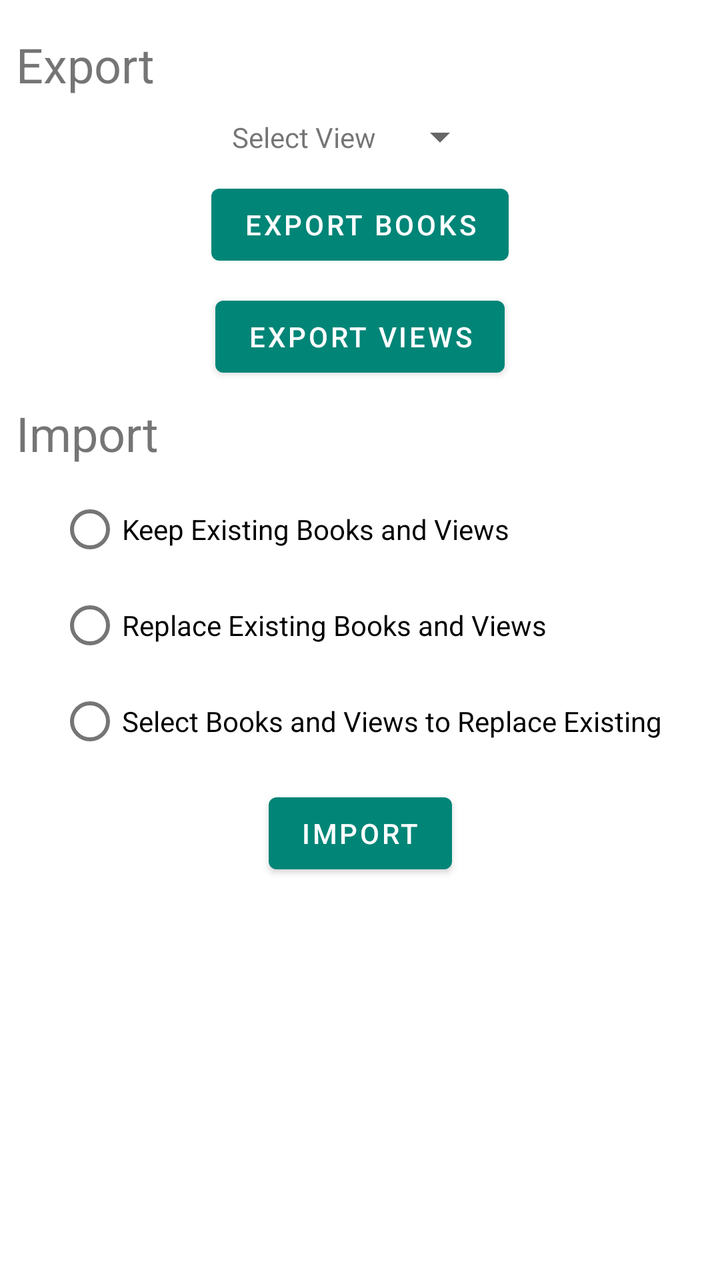
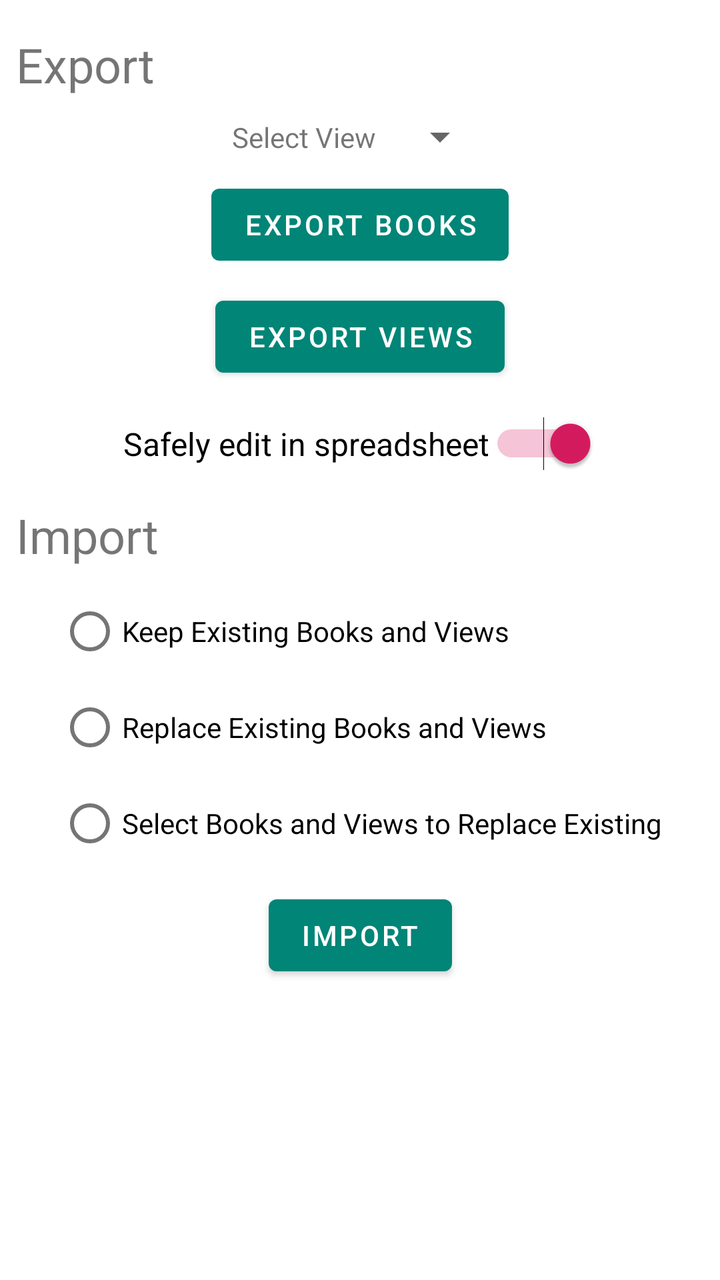

The first picture is an Android layout as it rendered before a commit; the second is the same layout after the commit. The layout source and the unified diff follow.
<!-- AndroidManifest.xml: application theme AppTheme -->
<!-- res/layout/export_import_fragment.xml -->
<?xml version="1.0" encoding="utf-8"?>
<androidx.constraintlayout.widget.ConstraintLayout xmlns:android="http://schemas.android.com/apk/res/android"
    xmlns:app="http://schemas.android.com/apk/res-auto"
    xmlns:tools="http://schemas.android.com/tools"
    android:layout_width="match_parent"
    android:layout_height="match_parent"
    android:paddingStart="8dp"
    android:paddingTop="8dp"
    android:paddingEnd="8dp"
    android:paddingBottom="8dp"
    tools:context=".ui.interchange.ExportImportFragment">

    <TextView
        android:id="@+id/label_export"
        android:layout_width="wrap_content"
        android:layout_height="wrap_content"
        android:layout_marginTop="8dp"
        android:text="@string/export"
        android:textSize="24sp"
        app:layout_constraintStart_toStartOf="parent"
        app:layout_constraintTop_toTopOf="parent" />

    <TextView
        android:id="@+id/textView2"
        android:layout_width="wrap_content"
        android:layout_height="wrap_content"
        android:text="@string/select_view"
        app:layout_constraintBottom_toBottomOf="@+id/select_filter"
        app:layout_constraintEnd_toStartOf="@+id/select_filter"
        app:layout_constraintHorizontal_bias="0.5"
        app:layout_constraintHorizontal_chainStyle="packed"
        app:layout_constraintStart_toStartOf="parent"
        app:layout_constraintTop_toTopOf="@+id/select_filter" />

    <Spinner
        android:id="@+id/select_filter"
        android:layout_width="wrap_content"
        android:layout_height="wrap_content"
        android:layout_marginStart="8dp"
        android:layout_marginTop="8dp"
        app:layout_constraintEnd_toEndOf="parent"
        app:layout_constraintHorizontal_bias="0.5"
        app:layout_constraintStart_toEndOf="@+id/textView2"
        app:layout_constraintTop_toBottomOf="@+id/label_export" />

    <com.google.android.material.button.MaterialButton
        android:id="@+id/action_export_books"
        android:layout_width="wrap_content"
        android:layout_height="wrap_content"
        android:layout_marginTop="8dp"
        android:text="@string/export_books"
        app:layout_constraintEnd_toEndOf="parent"
        app:layout_constraintStart_toStartOf="parent"
        app:layout_constraintTop_toBottomOf="@+id/select_filter" />

    <com.google.android.material.button.MaterialButton
        android:id="@+id/action_export_filters"
        android:layout_width="wrap_content"
        android:layout_height="wrap_content"
        android:layout_marginTop="8dp"
        android:text="@string/export_views"
        app:layout_constraintEnd_toEndOf="parent"
        app:layout_constraintStart_toStartOf="parent"
        app:layout_constraintTop_toBottomOf="@id/action_export_books" />

    <TextView
        android:id="@+id/label_import"
        android:layout_width="wrap_content"
        android:layout_height="wrap_content"
        android:layout_marginTop="8dp"
        android:text="@string/import_label"
        android:textSize="24sp"
        app:layout_constraintStart_toStartOf="parent"
        app:layout_constraintTop_toBottomOf="@id/action_export_filters" />

    <RadioGroup
        android:id="@+id/conflict_handling"
        android:layout_width="wrap_content"
        android:layout_height="wrap_content"
        android:layout_marginTop="8dp"
        android:text="@string/export_books"
        app:layout_constraintEnd_toEndOf="parent"
        app:layout_constraintStart_toStartOf="parent"
        app:layout_constraintTop_toBottomOf="@id/label_import">

        <RadioButton
            android:id="@+id/reject_all"
            android:layout_width="wrap_content"
            android:layout_height="wrap_content"
            android:text="@string/keep_existing" />

        <RadioButton
            android:id="@+id/accept_all"
            android:layout_width="wrap_content"
            android:layout_height="wrap_content"
            android:text="@string/replace_existing" />

        <RadioButton
            android:id="@+id/ask_conflicts"
            android:layout_width="wrap_content"
            android:layout_height="wrap_content"
            android:text="@string/select_to_replace" />

    </RadioGroup>

    <com.google.android.material.button.MaterialButton
        android:id="@+id/action_import"
        android:layout_width="wrap_content"
        android:layout_height="wrap_content"
        android:layout_marginTop="8dp"
        android:text="@string/import_label"
        app:layout_constraintEnd_toEndOf="parent"
        app:layout_constraintStart_toStartOf="parent"
        app:layout_constraintTop_toBottomOf="@id/conflict_handling" />

</androidx.constraintlayout.widget.ConstraintLayout>
<!-- resources referenced by this layout -->
<resources>
  <string name="export">Export</string>
  <string name="export_books">Export Books</string>
  <string name="export_views">Export Views</string>
  <string name="import_label">Import</string>
  <string name="keep_existing">Keep Existing Books and Views</string>
  <string name="replace_existing">Replace Existing Books and Views</string>
  <string name="select_to_replace">Select Books and Views to Replace Existing</string>
  <string name="select_view">Select View</string>
  <style name="AppTheme" parent="Theme.MaterialComponents.Light">
          
          <item name="colorPrimary">@color/colorPrimary</item>
          <item name="colorPrimaryDark">@color/colorPrimaryDark</item>
          <item name="colorAccent">@color/colorAccent</item>
          <item name="windowActionModeOverlay">true</item>
          <item name="actionModeStyle">@style/ActionModeStyle</item>
  
          <item name="listPreferredItemHeightSmall">@dimen/navigation_menu_itemHeight</item>
      </style>
  <color name="colorPrimary">#008577</color>
  <color name="colorPrimaryDark">#00574B</color>
  <color name="colorAccent">#D81B60</color>
  <style name="ActionModeStyle" parent="Widget.AppCompat.Light.ActionMode.Inverse">
          <item name="background">@color/colorPrimary</item>
      </style>
  <dimen name="navigation_menu_itemHeight">36dp</dimen>
</resources>

<!-- the commit's change to res/layout/export_import_fragment.xml (unified diff, before → after) -->
@@ -67,11 +67,11 @@
         android:id="@+id/label_import"
         android:layout_width="wrap_content"
         android:layout_height="wrap_content"
-        android:layout_marginTop="8dp"
+        android:layout_marginTop="16dp"
         android:text="@string/import_label"
         android:textSize="24sp"
         app:layout_constraintStart_toStartOf="parent"
-        app:layout_constraintTop_toBottomOf="@id/action_export_filters" />
+        app:layout_constraintTop_toBottomOf="@+id/add_tabs" />
 
     <RadioGroup
         android:id="@+id/conflict_handling"
@@ -113,4 +113,16 @@
         app:layout_constraintStart_toStartOf="parent"
         app:layout_constraintTop_toBottomOf="@id/conflict_handling" />
 
+    <Switch
+        android:id="@+id/add_tabs"
+        android:layout_width="wrap_content"
+        android:layout_height="wrap_content"
+        android:layout_marginTop="16dp"
+        android:text="@string/add_tab"
+        android:textSize="16sp"
+        android:checked="true"
+        app:layout_constraintEnd_toEndOf="parent"
+        app:layout_constraintStart_toStartOf="parent"
+        app:layout_constraintTop_toBottomOf="@+id/action_export_filters" />
+
 </androidx.constraintlayout.widget.ConstraintLayout>
<!-- resource entries referenced after the edit -->
@@ -1,5 +1,6 @@
 <!-- resources referenced by this layout -->
 <resources>
+  <string name="add_tab">Safely edit in spreadsheet</string>
   <string name="export">Export</string>
   <string name="export_books">Export Books</string>
   <string name="export_views">Export Views</string>
